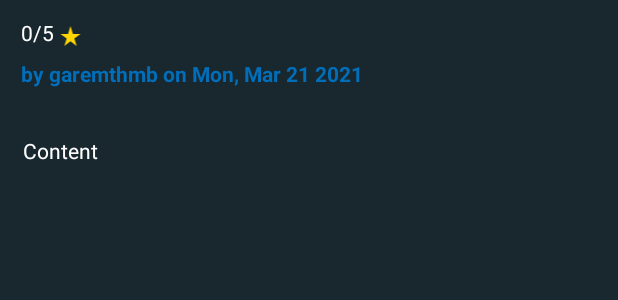
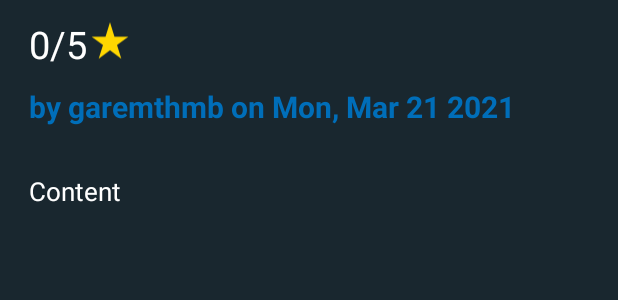
Before and after one commit to saro-mano/USC-Films-Android, an Android app: the layout activity_review_full_screen.xml on its own in the app's theme, with its tools: preview values and no code run, on a phone screen of 412 x 824 dp. Shown: the top 300 px of the screen. Run offline under Robolectric (Android 15) with nearby library versions, the phone set to English and light mode, and no system bars; network calls fail.

```diff
--- a/app/src/main/res/layout/activity_review_full_screen.xml
+++ b/app/src/main/res/layout/activity_review_full_screen.xml
@@ -15,6 +15,7 @@
 
 
     <TextView
+        android:paddingLeft="5dp"
         android:id="@+id/Rstar"
         android:layout_width="match_parent"
         android:layout_height="wrap_content"
@@ -23,28 +24,31 @@
         android:layout_marginTop="12dp"
         android:textColor="@color/white"
         android:text="0/5"
+        android:textSize="25dp"
         app:layout_constraintHorizontal_bias="0.0"
         app:layout_constraintStart_toStartOf="parent"
         app:layout_constraintTop_toTopOf="parent" />
 
     <ImageView
         android:id="@+id/ratingStar"
-        android:layout_width="18dp"
-        android:layout_height="16dp"
-        android:layout_marginTop="16dp"
-        android:layout_marginEnd="356dp"
-        android:layout_marginRight="356dp"
+        android:layout_width="29dp"
+        android:layout_height="30dp"
+        android:layout_marginTop="12dp"
+        android:layout_marginEnd="324dp"
+        android:layout_marginRight="324dp"
         android:src="@drawable/ic_baseline_star_rate_24"
         app:layout_constraintEnd_toEndOf="parent"
         app:layout_constraintTop_toTopOf="parent" />
 
     <TextView
+        android:padding="5dp"
         android:id="@+id/Rname"
         android:layout_width="match_parent"
         android:layout_height="wrap_content"
         android:layout_marginStart="14dp"
         android:layout_marginLeft="14dp"
-        android:layout_marginTop="8dp"
+        android:layout_marginTop="5dp"
+        android:textSize="20dp"
         android:text="by garemthmb on Mon, Mar 21 2021"
         android:textColor="@color/colorPrimary"
         android:textStyle="bold"
@@ -52,14 +56,16 @@
         app:layout_constraintTop_toBottomOf="@+id/Rstar" />
 
     <TextView
+        android:padding="5dp"
         android:id="@+id/Rcontent"
         android:layout_width="match_parent"
         android:layout_height="wrap_content"
         android:layout_marginStart="14dp"
         android:layout_marginLeft="14dp"
-        android:layout_marginTop="32dp"
+        android:layout_marginTop="20dp"
         android:text="Content"
         android:textColor="@color/white"
+        android:textSize="17dp"
         app:layout_constraintStart_toStartOf="parent"
         android:paddingLeft="1dp"
         app:layout_constraintTop_toBottomOf="@+id/Rname" />
```
Also changed, not shown: app/src/main/res/drawable/card_gradient.xml (added, +16 -0 lines), app/src/main/res/layout/activity_details.xml (+22 -2 lines), app/src/main/res/layout/review_layout.xml (+8 -6 lines).
